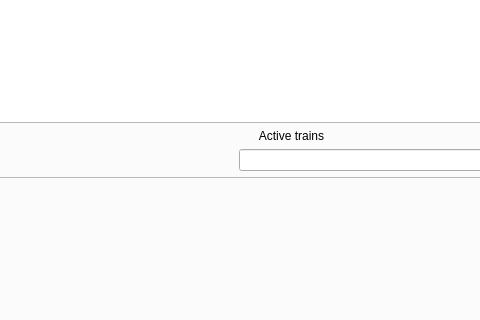
The window that launcher/forms/mainwindow.ui (maisvendoo/RRS) describes before a commit, drawn with Qt 5; both pictures show x 650 to 1130 and y 164 to 484 of the 1275 by 718 pixel window.
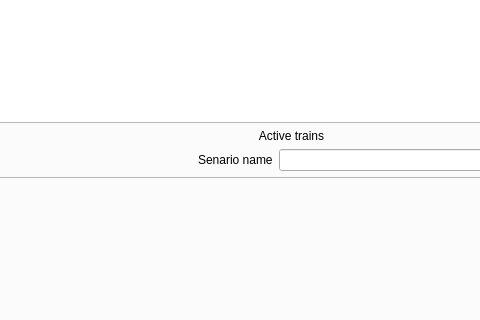
The same window after the commit.

Commit message: Поясняющая метка к окну ввода имени сценария

```diff
--- a/launcher/forms/mainwindow.ui
+++ b/launcher/forms/mainwindow.ui
@@ -402,6 +402,13 @@
                 </property>
                </spacer>
               </item>
+              <item>
+               <widget class="QLabel" name="lScenarioNameForSave">
+                <property name="text">
+                 <string>Senario name</string>
+                </property>
+               </widget>
+              </item>
               <item>
                <widget class="QLineEdit" name="leScnName"/>
               </item>
```
